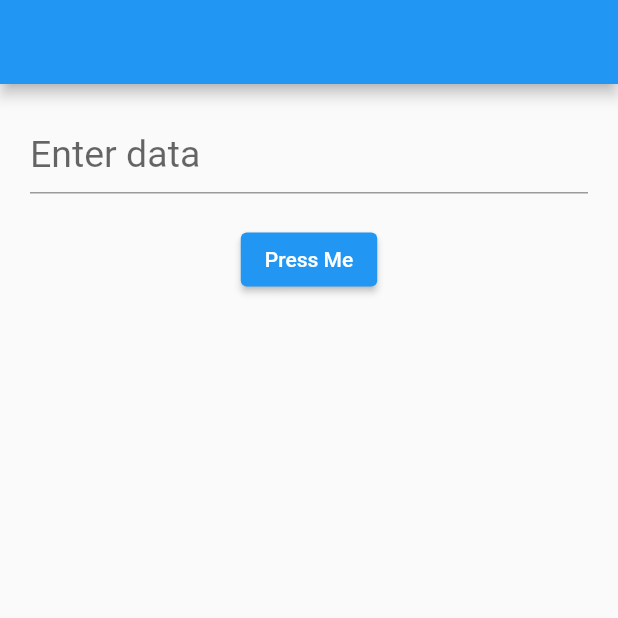
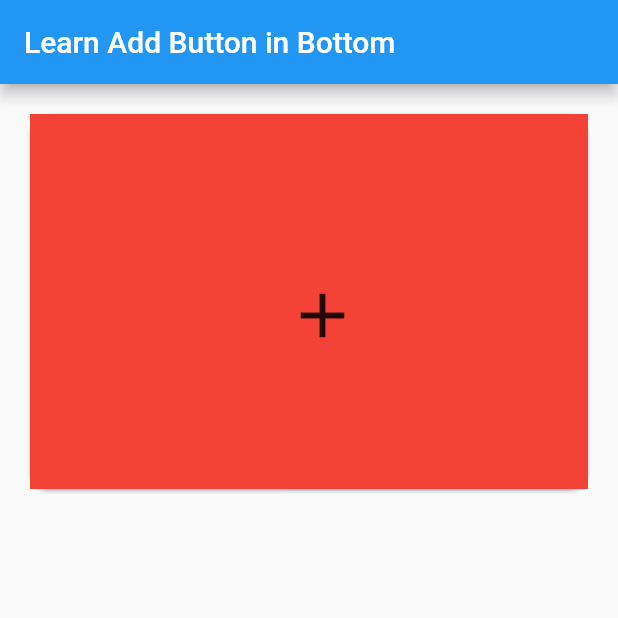
Before and after one commit to Nasibali144/recipients, a Flutter app: the TestPage screen opened directly, on a phone screen of 412 x 824 dp, the top half of it. Run offline on Flutter 3.47's test engine with Material 2 defaults, Android fonts, the light colour scheme and no system bars; our stand-ins replace hive_flutter, intl_phone_field, shared_preferences; accounts and stored records are empty.

Commit message:
Test Page => Add New Card

```diff
--- a/lib/pages/test_page.dart
+++ b/lib/pages/test_page.dart
@@ -1,7 +1,7 @@
 import 'package:flutter/material.dart';
 /// bu page faqat trim funksiyasi uchun
 void main() {
-  runApp(MyApp());
+  runApp(const MyApp());
 }
 
 class MyApp extends StatelessWidget {
@@ -9,7 +9,7 @@ class MyApp extends StatelessWidget {
 
   @override
   Widget build(BuildContext context) {
-    return MaterialApp(home: TestPage(),);
+    return const MaterialApp(home: TestPage(),);
   }
 }
 
@@ -21,37 +21,68 @@ class TestPage extends StatefulWidget {
 }
 
 class _TestPageState extends State<TestPage> {
-  TextEditingController controller = TextEditingController();
+  int counter = 0;
+  List<int> list = [];
+  ScrollController controller = ScrollController();
 
-  void onPressed() {
-    String textWithoutTrim = controller.text;
-    String textWithTrim = controller.text.trim();
-    print("textWithoutTrim: $textWithoutTrim");
-    print("textWithTrim: $textWithTrim");
+  void addNewItem() {
+    list.add(++counter);
+    setState(() {});
+    if(list.length >= 3) {
+      controller.animateTo(controller.offset + 260, duration: const Duration(milliseconds: 500), curve: Curves.linear);
+    }
   }
 
   @override
   Widget build(BuildContext context) {
     return Scaffold(
-      appBar: AppBar(),
-      body: Padding(
-        padding: const EdgeInsets.all(20.0),
-        child: Column(
-          children: [
-            TextField(
-              controller: controller,
-              decoration: InputDecoration(
-                hintText: "Enter data",
+      appBar: AppBar(
+        title: Text("Learn Add Button in Bottom"),
+      ),
+      body: ListView.builder(
+        shrinkWrap: true,
+        controller: controller,
+        padding: const EdgeInsets.all(20),
+        itemCount: list.length + 1,
+        itemBuilder: (context, index) {
+          if(index == list.length) {
+            return Card(
+              shape: RoundedRectangleBorder(
+                  borderRadius: BorderRadius.circular(12.5)
               ),
-              style: TextStyle(fontSize: 25),
+              margin: const EdgeInsets.only(bottom: 10),
+              child: Container(
+                color: Colors.primaries[(list.length - index) % 18],
+                height: 250,
+                width: double.infinity,
+                child: Center(
+                  child: IconButton(
+                    icon: const Icon(Icons.add, size: 50,),
+                    onPressed: addNewItem,
+                  ),
+                ),
+              ),
+            );
+          }
+
+          return Card(
+            shape: RoundedRectangleBorder(
+              borderRadius: BorderRadius.circular(12.5)
             ),
-            SizedBox(height: 20,),
-            ElevatedButton(
-              onPressed: onPressed,
-              child: Text("Press Me"),
+            margin: const EdgeInsets.only(bottom: 10),
+            child: Container(
+              color: Colors.primaries[index % 18],
+              height: 250,
+              width: double.infinity,
+              child: Center(
+                child: Text("Card: ${list[index]}", style: const TextStyle(
+                  color: Colors.black,
+                  fontSize: 25,
+                ),),
+              ),
             ),
-          ],
-        ),
+          );
+        },
       ),
     );
   }
```
